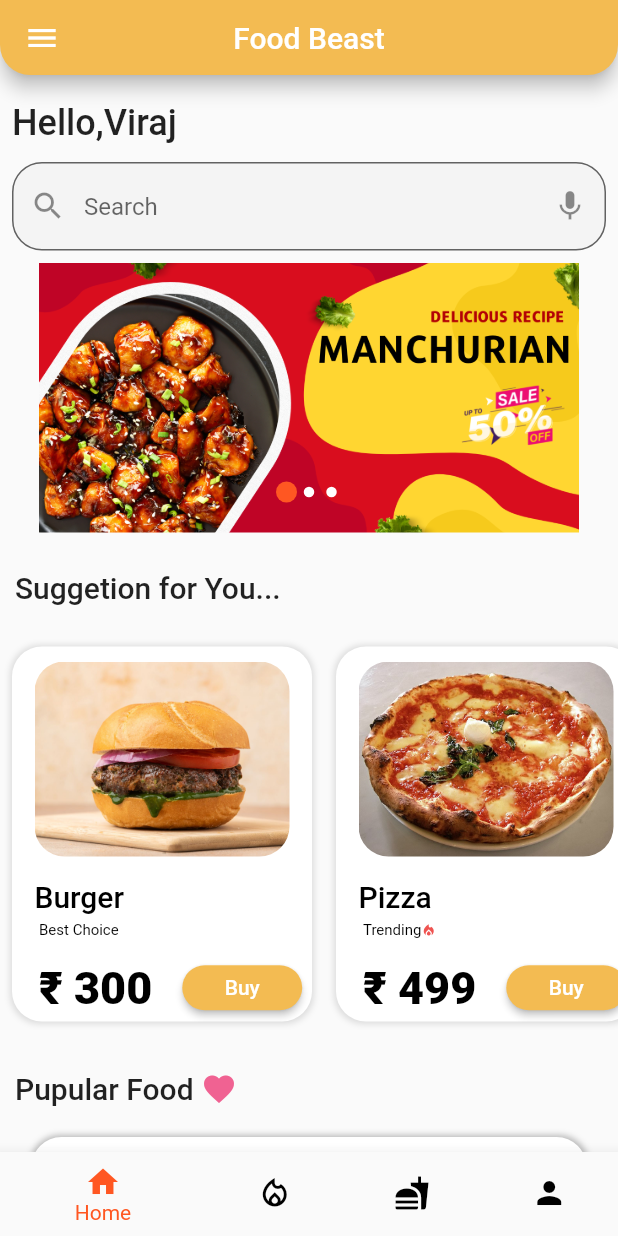
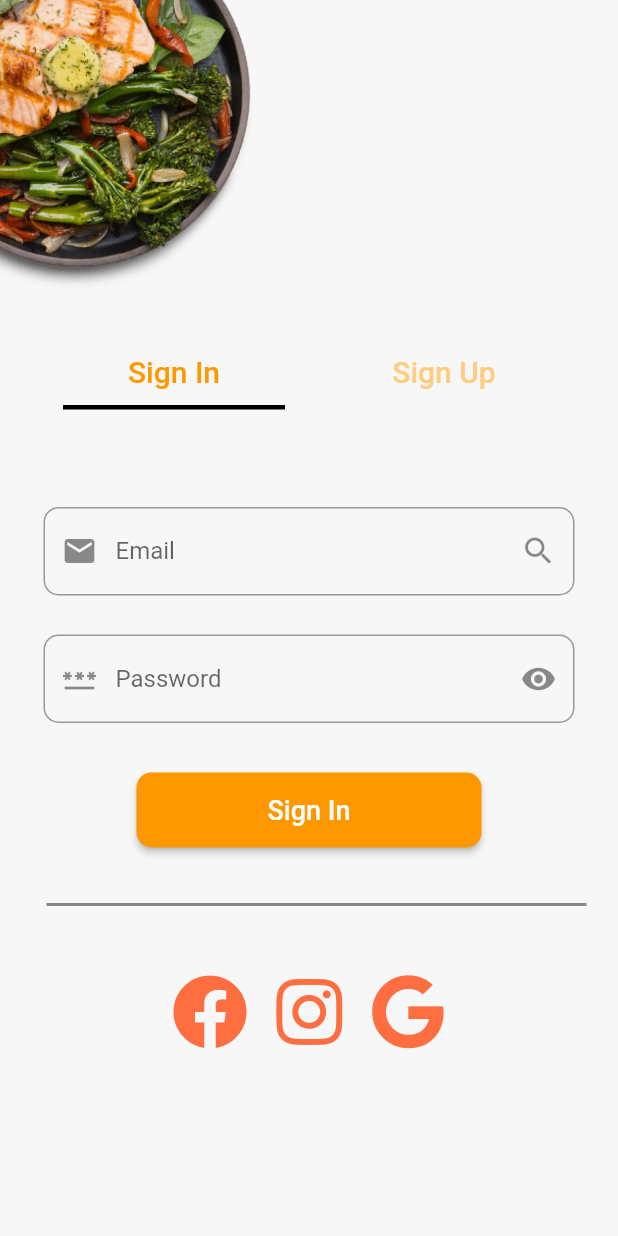
Before and after one commit to sanganiviraj/food_beast, a Flutter app: the screen it shows after launch, after a tap on "Get Started", on a phone screen of 412 x 824 dp. Run offline on Flutter 3.47's test engine with Material 2 defaults, Android fonts, the phone set to English and light mode, and no system bars; drawn by our look-alikes of carousel_pro; our stand-ins replace carousel_slider, flutter_carousel_widget, font_awesome_flutter.

Commit message:
Design_Complete

```diff
--- /dev/null
+++ b/lib/login.dart
@@ -0,0 +1,84 @@
+import 'package:flutter/cupertino.dart';
+import 'package:flutter/material.dart';
+import 'package:food_beast/sign%20in.dart';
+import 'package:food_beast/sign%20up.dart';
+
+class login extends StatefulWidget  {
+
+  @override
+  State<login> createState() => _loginState();
+}
+
+class _loginState extends State<login> with SingleTickerProviderStateMixin{
+  late TabController tabController;
+
+  void initState(){
+    tabController=TabController(length: 2, vsync: this);
+    super.initState();
+  }
+
+  void dispose();
+
+  @override
+  Widget build(BuildContext context) {
+    // TODO: implement build
+    return Scaffold(
+      resizeToAvoidBottomInset: false,
+      body: (
+      Container(
+        decoration: BoxDecoration(
+          image: DecorationImage(
+            image: AssetImage('assets/images/bg4.png'),
+            fit: BoxFit.cover
+          )
+        ),
+        height: MediaQuery.of(context).size.height,
+        width: MediaQuery.of(context).size.height,
+        child: Column(
+          children: [
+            SizedBox(height: 220,),
+            Container(
+              width: 370,
+              height: 60,
+              decoration: BoxDecoration(
+                // color: Colors.blue,
+                borderRadius: BorderRadius.circular(20)
+              ),
+              child: Column(
+                children: [
+                  Padding(
+                    padding: const EdgeInsets.all(5.0),
+                    child: TabBar(
+                        indicatorColor: Colors.deepOrange,
+                        indicator: UnderlineTabIndicator(
+                            borderSide: BorderSide(width: 3.0),
+                            insets: EdgeInsets.symmetric(horizontal:16.0)
+                        ),
+                        labelColor: Colors.orange,
+                        unselectedLabelColor: Colors.orange[200],
+                        labelStyle: TextStyle(fontSize: 20,fontWeight: FontWeight.w500),
+
+                      controller: tabController,
+                        tabs: [
+                      Tab(
+                        text: 'Sign In',
+                      ),
+                      Tab(
+                        text: 'Sign Up',
+                      ),
+                    ]),
+                  )
+                ],
+              ),
+            ),
+            Expanded(child: TabBarView(
+              controller: tabController,
+              children: [sign_in(), sign_up()],
+            ))
+          ],
+        ),
+      )
+      ),
+    );
+  }
+}
--- a/lib/main.dart
+++ b/lib/main.dart
@@ -1,5 +1,6 @@
 import 'package:flutter/material.dart';
 import 'package:food_beast/home_page.dart';
+import 'package:food_beast/login.dart';
 import 'package:food_beast/main_home.dart';
 import 'package:food_beast/splash_screen.dart';
 
@@ -25,7 +26,7 @@ class MyApp extends StatelessWidget {
           children: [
             new GestureDetector(
               onTap: (){
-                Navigator.push(context, MaterialPageRoute(builder: (context) => main_home() ));
+                Navigator.push(context, MaterialPageRoute(builder: (context) => login() ));
               },
               child: Container(
                 width: double.infinity,
--- /dev/null
+++ b/lib/sign in.dart
@@ -0,0 +1,218 @@
+import 'package:flutter/cupertino.dart';
+import 'package:flutter/material.dart';
+import 'package:flutter/services.dart';
+import 'package:food_beast/main_home.dart';
+import 'package:intl/intl.dart';
+import 'package:font_awesome_flutter/font_awesome_flutter.dart';
+
+class sign_in extends StatefulWidget {
+  const sign_in({Key? key}) : super(key: key);
+
+  @override
+  State<sign_in> createState() => _sign_inState();
+}
+
+class _sign_inState extends State<sign_in> {
+  TextEditingController emailcontroller=TextEditingController();
+  TextEditingController passwordcontroller=TextEditingController();
+  TextEditingController dateinput=TextEditingController();
+
+  String ?arr;
+  String ?pasd;
+
+  bool pass=true;
+
+  String email="";
+  String pass_text="";
+
+  @override
+  Widget build(BuildContext context) {
+
+
+    return MaterialApp(
+      theme: ThemeData(
+        primarySwatch: Colors.orange,
+
+      ),
+      debugShowCheckedModeBanner: false,
+      home: Scaffold(
+        resizeToAvoidBottomInset: false,
+        backgroundColor: Color(0XFFf7f7f7),
+        body: Center(
+          child: Container(
+            width: 370,
+            color: Color(0XFFf7f7f7),
+            child: (
+                Column(
+                  mainAxisAlignment: MainAxisAlignment.start,
+                  children: [
+                    SizedBox(height: 50,),
+                    Center(
+                      child: Padding(
+                        padding: const EdgeInsets.all(8.0),
+                        child: TextField(
+                          cursorColor: Colors.orange,
+                          // primarySwatch: Colors.blue,
+                          // fillColor: CustomColors.seaweed,
+                          controller: emailcontroller,
+                          onChanged: (val){
+                            arr=(val.length>=10)?'Please Enter Valid Input':null;
+                            setState(() {
+
+                            });
+                          },
+                          decoration: InputDecoration(
+                              // fillColor: Colors.red,
+                              // iconColor: Colors.red,
+                              border: OutlineInputBorder(
+                                  borderRadius: BorderRadius.circular(10.0),
+
+                              ),
+                              // focusedBorder: OutlineInputBorder(
+                              //     borderSide: BorderSide(width: 2, color: Colors.orangeAccent),),
+                              hintText: 'Please Your Email Address',
+
+                              labelText: 'Email',
+                              // labelStyle: TextStyle(color: Colors.red),
+                              errorText: arr,
+                              prefixIcon: Icon(Icons.email),
+                              suffixIcon: Icon(Icons.search),
+
+                          ),
+
+                        ),
+                      ),
+                    ),
+
+                    SizedBox(height: 10),
+
+                    Padding(
+                      padding: const EdgeInsets.all(8.0),
+                      child: TextField(
+                        keyboardType: TextInputType.number,
+                        inputFormatters: <TextInputFormatter>[
+                          FilteringTextInputFormatter.digitsOnly
+                        ],
+                        controller: passwordcontroller,
+                        onChanged: (val){
+
+                          pasd=(val.length>=10)?'please Enter Valid Password':null;
+                          setState(() {
+
+                          });
+                        },
+                        obscureText: pass,
+                        decoration: InputDecoration(
+                          border: OutlineInputBorder(
+                              borderRadius: BorderRadius.circular(10.0)
+                          ),
+                          hintText: 'Password',
+                          errorText: pasd,
+
+                          prefixIcon: Icon(Icons.password),
+                          suffixIcon: IconButton(
+                            icon: Icon(Icons.visibility),
+                            onPressed: (){
+                              setState(() {
+                                pass=!pass;
+                              });
+                            },
+                          ),
+
+                        ),
+                      ),
+                    ),
+
+                    SizedBox(height:25),
+
+                    Container(
+                      height: 50,
+                      width: 230,
+                      child: ElevatedButton(
+                      onPressed: () {
+                        Navigator.push(context, MaterialPageRoute(builder: (context) => main_home() ));
+                      },
+                      child: Text(
+                        'Sign In',
+                        style: TextStyle(color: Colors.white,fontSize: 18,),
+                      ),style: ElevatedButton.styleFrom(
+                        shape: RoundedRectangleBorder(
+                          borderRadius: BorderRadius.circular(10)
+                        ),
+                        primary: Colors.orange
+                      ),
+                      ),
+                    ),
+
+                    SizedBox(height: 30,),
+                    Divider(
+                      indent: 10,
+                      thickness: 2,
+                      color: Colors.black45,
+                    ),
+                    SizedBox(height: 30,),
+                    Row(mainAxisAlignment: MainAxisAlignment.center,children: [
+                      Container(
+                        child: Row(
+                          children: [
+                           Padding(
+                             padding: const EdgeInsets.all(8.0),
+                             child: Icon(FontAwesomeIcons.facebook,color: Colors.deepOrangeAccent,size: 50,),
+                           ),
+
+                          Padding(
+                            padding: const EdgeInsets.all(8.0),
+                            child: Icon(FontAwesomeIcons.instagram,size: 50,color: Colors.deepOrangeAccent),
+                          ),
+
+                          Padding(
+                            padding: const EdgeInsets.all(8.0),
+                            child: Icon(
+                              FontAwesomeIcons.google,
+                              size: 50,
+                                color: Colors.deepOrangeAccent
+                            ),
+                          )
+                        ],)),
+                  ],)
+
+              ],
+                )
+            ),
+          ),
+        ),
+      ),
+    );
+  }
+}
+
+class GradientIcon extends StatelessWidget {
+  GradientIcon(
+      this.icon,
+      this.size,
+      this.gradient,
+      );
+
+  final IconData icon;
+  final double size;
+  final Gradient gradient;
+
+  @override
+  Widget build(BuildContext context) {
+    return ShaderMask(
+      child: SizedBox(
+        width: size * 1.2,
+        height: size * 1.2,
+        child: Icon(
+          icon,
+          size: size,
+          color: Colors.white,
+        ),
+      ),
+      shaderCallback: (Rect bounds) {
+        final Rect rect = Rect.fromLTRB(0, 0, size, size);
+        return gradient.createShader(rect);
+      },
+    );
+  }
+}
--- a/pubspec.yaml
+++ b/pubspec.yaml
@@ -50,6 +50,9 @@ dev_dependencies:
   carousel_slider: ^2.3.1
   flutter_carousel_widget: ^2.0.0+1
   carousel_pro: ^1.0.0
+  intl: ^0.18.0
+  font_awesome_flutter: ^8.8.1
+
 
 # For information on the generic Dart part of this file, see the
 # following page: https://dart.dev/tools/pub/pubspec
```
Also changed, not shown: lib/sign up.dart (added, +266 -0 lines), assets/images/bg3.png (added), assets/images/bg4.png (added), assets/images/line.png (added), pubspec.lock.
